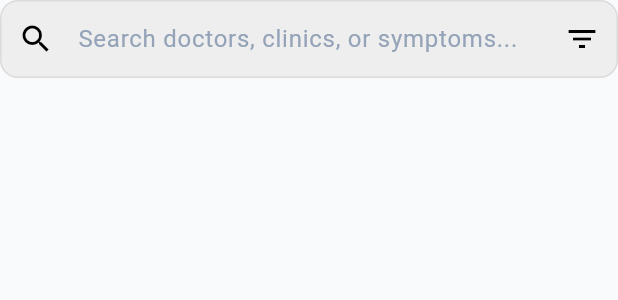
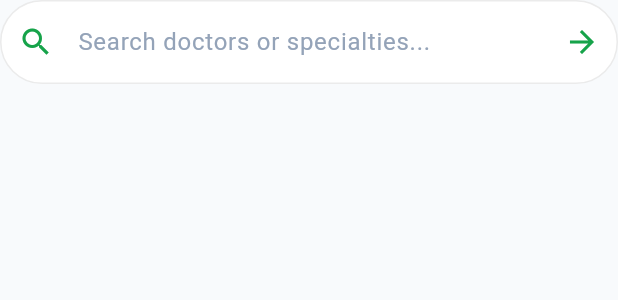
Before and after one commit to Brijendra-Singh2003/final-year-proj, a Flutter app: the SearchBarWidget widget shown alone on an empty page, opened directly, on a phone screen of 412 x 824 dp. Shown: the top 300 px of the screen. Run offline on Flutter 3.47's test engine with Material 3 defaults, Android fonts, the phone set to English and light mode, and no system bars; our stand-ins replace dio, flutter_riverpod, flutter_secure_storage; accounts and stored records are empty; network calls fail.

Commit message:
Search bar optimized

```diff
--- a/mobile/lib/features/patient/patient_widget/category_grid_widget.dart
+++ b/mobile/lib/features/patient/patient_widget/category_grid_widget.dart
@@ -314,7 +314,7 @@ class CategoryGridWidget
                     (context) =>
                         DoctorListScreen(
 
-                  specialty:
+                  searchQuery:
                       category["value"]
                           as String?,
                 ),
--- a/mobile/lib/features/patient/patient_widget/search_bar.dart
+++ b/mobile/lib/features/patient/patient_widget/search_bar.dart
@@ -1,4 +1,4 @@
-import 'package:flutter/material.dart';
+/* import 'package:flutter/material.dart';
 
 class SearchBarWidget extends StatelessWidget {
   const SearchBarWidget({super.key});
@@ -19,4 +19,131 @@ class SearchBarWidget extends StatelessWidget {
       ),
     );
   }
+} */
+import 'package:flutter/material.dart';
+
+import 'package:mobile/core/theme/theme.dart';
+
+import 'package:mobile/features/appointment/presentation/screen/doctor_list_screen.dart';
+
+class SearchBarWidget extends StatefulWidget {
+  const SearchBarWidget({super.key});
+
+  @override
+  State<SearchBarWidget> createState() => _SearchBarWidgetState();
 }
+
+class _SearchBarWidgetState extends State<SearchBarWidget> {
+  final TextEditingController _searchController = TextEditingController();
+
+  final Map<String, String> specialties = {
+    "general": "General Practitioner",
+
+    "dentist": "Dentist",
+
+    "dental": "Dentist",
+
+    "ortho": "Orthopedic Surgeon",
+
+    "orthopedic": "Orthopedic Surgeon",
+
+    "dermat": "Dermatologist",
+
+    "dermatologist": "Dermatologist",
+
+    "gynaec": "Gynecologist",
+
+    "gynecologist": "Gynecologist",
+
+    "pediatric": "Pediatrician",
+
+    "pediatrician": "Pediatrician",
+
+    "cardio": "Cardiologist",
+
+    "cardiologist": "Cardiologist",
+
+    "eye": "Ophthalmologist",
+
+    "ophthalmologist": "Ophthalmologist",
+
+    "ent": "ENT Specialist",
+
+    "psych": "Psychiatrist",
+
+    "psychiatrist": "Psychiatrist",
+
+    "nutrition": "Nutritionist",
+
+    "nutritionist": "Nutritionist",
+
+    "physio": "Physiotherapist",
+
+    "physiotherapist": "Physiotherapist",
+
+    "neuro": "Neurologist",
+
+    "neurologist": "Neurologist",
+
+    "urology": "Urologist",
+
+    "urologist": "Urologist",
+
+    "oncology": "Oncologist",
+
+    "oncologist": "Oncologist",
+  };
+
+  void _handleSearch() {
+    final input = _searchController.text.trim().toLowerCase();
+    if (input.isEmpty) return;
+    Navigator.push(context,MaterialPageRoute(builder: (context) => DoctorListScreen(searchQuery: input)));
+  }
+
+  @override
+  Widget build(BuildContext context) {
+    return TextField(
+      controller: _searchController,
+
+      onSubmitted: (_) => _handleSearch(),
+
+      decoration: InputDecoration(
+        hintText: "Search doctors or specialties...",
+
+        hintStyle: const TextStyle(color: AppTheme.textMuted),
+
+        prefixIcon: Icon(Icons.search, color: AppTheme.primaryGreen),
+
+        suffixIcon: IconButton(
+          onPressed: _handleSearch,
+
+          icon: Icon(Icons.arrow_forward, color: AppTheme.primaryGreen),
+        ),
+
+        filled: true,
+
+        fillColor: Colors.white,
+
+        contentPadding: const EdgeInsets.symmetric(vertical: 16),
+
+        border: OutlineInputBorder(
+          borderRadius: BorderRadius.circular(30),
+
+          borderSide: BorderSide.none,
+        ),
+
+        enabledBorder: OutlineInputBorder(
+          borderRadius: BorderRadius.circular(30),
+
+          borderSide: BorderSide(color: AppTheme.border),
+        ),
+
+        focusedBorder: OutlineInputBorder(
+          borderRadius: BorderRadius.circular(30),
+
+          borderSide: const BorderSide(color: AppTheme.primaryGreen, width: 2),
+        ),
+      ),
+    );
+  }
+}
```
Also changed, not shown: mobile/lib/features/appointment/presentation/screen/doctor_list_screen.dart (+19 -15 lines).
